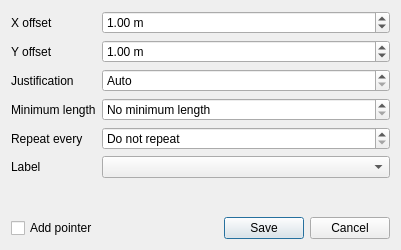
This is labeldialog.ui in Kuszki/EW-Database as Qt 5 draws it before an edit. The edited form follows.
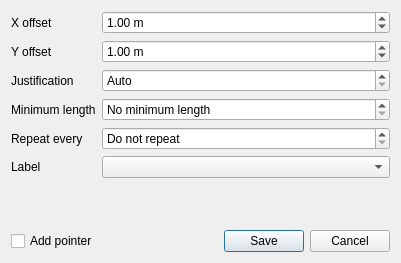
This is the edited form. Icons and pictures are not drawn.

```diff
--- a/labeldialog.ui
+++ b/labeldialog.ui
@@ -7,7 +7,7 @@
     <x>0</x>
     <y>0</y>
     <width>400</width>
-    <height>250</height>
+    <height>263</height>
    </rect>
   </property>
   <property name="windowTitle">
```
Left out of the diff: 27 changed lines with no effect on the pictures.
